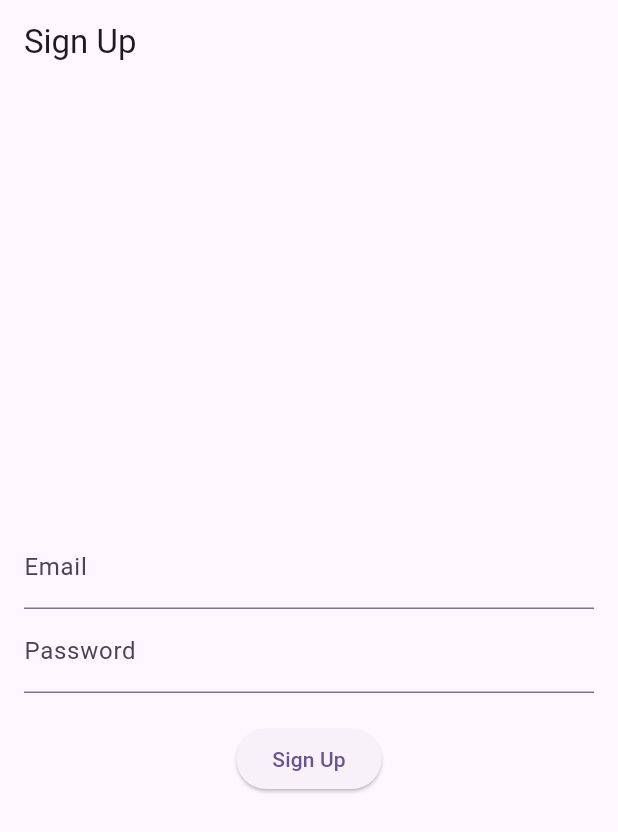
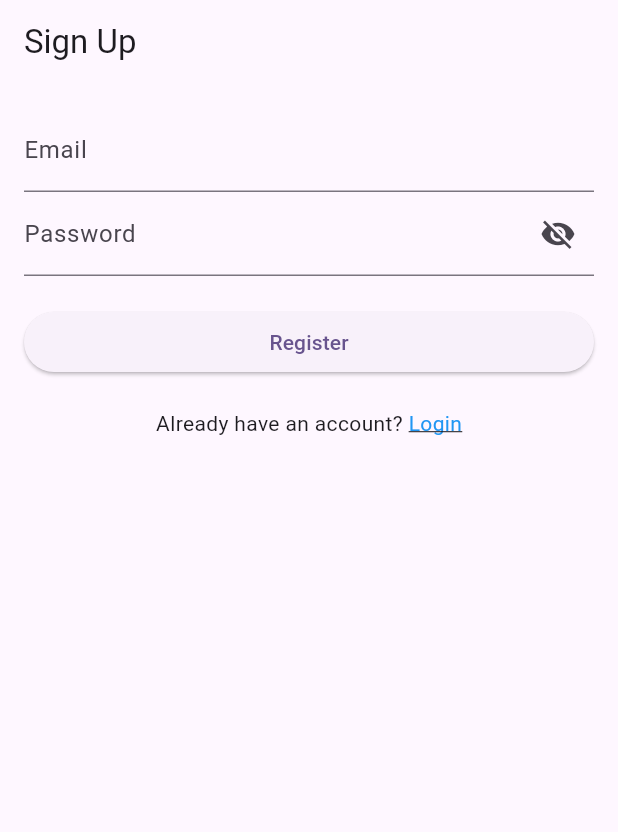
Before and after one commit to nellymururi/neurocare, a Flutter app: the screen it shows after launch, on a phone screen of 412 x 824 dp. Shown: the top 832 px of the screen. Run offline on Flutter 3.47's test engine with Material 3 defaults, Android fonts, the light colour scheme and no system bars; our stand-ins replace firebase_auth, firebase_core, google_sign_in; accounts and stored records are empty.

Commit message:
Updated Login and Sign Up Pages

```diff
--- a/mobileapp/neurocare/lib/signup_page.dart
+++ b/mobileapp/neurocare/lib/signup_page.dart
@@ -2,58 +2,133 @@ import 'package:flutter/material.dart';
 import 'package:firebase_auth/firebase_auth.dart';
 
 class SignUpPage extends StatefulWidget {
-  const SignUpPage({Key? key}) : super(key: key);
+  const SignUpPage({super.key});
 
   @override
-  _SignUpPageState createState() => _SignUpPageState();
+  _SignUpScreenState createState() => _SignUpScreenState();
 }
 
-class _SignUpPageState extends State<SignUpPage> {
+class _SignUpScreenState extends State<SignUpPage> {
+  final _auth = FirebaseAuth.instance;
   final _emailController = TextEditingController();
   final _passwordController = TextEditingController();
-  final _firebaseAuth = FirebaseAuth.instance;
+  bool _isPasswordVisible = false;
 
-  void _signup() async {
+  void _togglePasswordVisibility() {
+    setState(() {
+      _isPasswordVisible = !_isPasswordVisible;
+    });
+  }
+
+  // Function to display custom error messages
+  void _showMessage(String message, Color color) {
+    ScaffoldMessenger.of(context).showSnackBar(
+      SnackBar(
+        content: Text(message),
+        backgroundColor: color,
+        behavior: SnackBarBehavior.floating,
+      ),
+    );
+  }
+
+  // Function to validate email format
+  bool _isValidEmail(String email) {
+    final emailRegex = RegExp(r'^[\w-\.]+@([\w-]+\.)+[\w-]{2,4}$');
+    return emailRegex.hasMatch(email);
+  }
+
+  // Function to validate password format
+  bool _isValidPassword(String password) {
+    final passwordRegex = RegExp(r'^(?=.*[A-Z])(?=.*\d)(?=.*\W).{8,}$');
+    return passwordRegex.hasMatch(password);
+  }
+
+  Future<void> _registerUser() async {
+    if (!_isValidEmail(_emailController.text.trim())) {
+      _showMessage("Please enter a valid email address", Colors.red.shade400);
+      return;
+    }
+    if (!_isValidPassword(_passwordController.text.trim())) {
+      _showMessage(
+          "Password must be at least 8 characters, including an uppercase letter, number, and special character",
+          Colors.red.shade400);
+      return;
+    }
+    if (_emailController.text.isEmpty || _passwordController.text.isEmpty) {
+      _showMessage("Please fill in all fields", Colors.red.shade400);
+      return;
+    }
     try {
-      await _firebaseAuth.createUserWithEmailAndPassword(
+      await _auth.createUserWithEmailAndPassword(
         email: _emailController.text.trim(),
         password: _passwordController.text.trim(),
       );
-      // Navigate to the home page upon successful signup
-      Navigator.pushReplacementNamed(context, '/home');
+      _showMessage("Registration successful! Please log in.", Colors.green);
+      Navigator.pushReplacementNamed(context, '/login');
     } catch (e) {
-      print("Error: $e");
-      // Show an error message
-      ScaffoldMessenger.of(context).showSnackBar(
-        SnackBar(content: Text("Signup failed: $e")),
-      );
+      if (e.toString().contains('email-already-in-use')) {
+        _showMessage("User already registered", Colors.red.shade400);
+      } else {
+        _showMessage(
+            "Registration failed: ${e.toString()}", Colors.red.shade400);
+      }
     }
   }
 
   @override
   Widget build(BuildContext context) {
     return Scaffold(
-      appBar: AppBar(
-        title: const Text("Sign Up"),
-      ),
+      appBar: AppBar(title: const Text("Sign Up")),
       body: Padding(
         padding: const EdgeInsets.all(16.0),
         child: Column(
-          mainAxisAlignment: MainAxisAlignment.center,
+          crossAxisAlignment: CrossAxisAlignment.stretch,
           children: [
             TextField(
               controller: _emailController,
-              decoration: const InputDecoration(labelText: 'Email'),
+              decoration: const InputDecoration(labelText: "Email"),
+              keyboardType: TextInputType.emailAddress,
             ),
             TextField(
               controller: _passwordController,
-              decoration: const InputDecoration(labelText: 'Password'),
-              obscureText: true,
+              obscureText: !_isPasswordVisible,
+              decoration: InputDecoration(
+                labelText: "Password",
+                suffixIcon: IconButton(
+                  icon: Icon(
+                    _isPasswordVisible
+                        ? Icons.visibility
+                        : Icons.visibility_off,
+                  ),
+                  onPressed: _togglePasswordVisibility,
+                ),
+              ),
             ),
             const SizedBox(height: 20),
             ElevatedButton(
-              onPressed: _signup,
-              child: const Text('Sign Up'),
+              onPressed: _registerUser,
+              child: const Text("Register"),
+            ),
+            const SizedBox(height: 20),
+            Center(
+              child: Row(
+                mainAxisAlignment: MainAxisAlignment.center,
+                children: [
+                  const Text("Already have an account? "),
+                  GestureDetector(
+                    onTap: () {
+                      Navigator.pushNamed(context, '/login');
+                    },
+                    child: const Text(
+                      "Login",
+                      style: TextStyle(
+                        color: Colors.blue,
+                        decoration: TextDecoration.underline,
+                      ),
+                    ),
+                  ),
+                ],
+              ),
             ),
           ],
         ),
```
